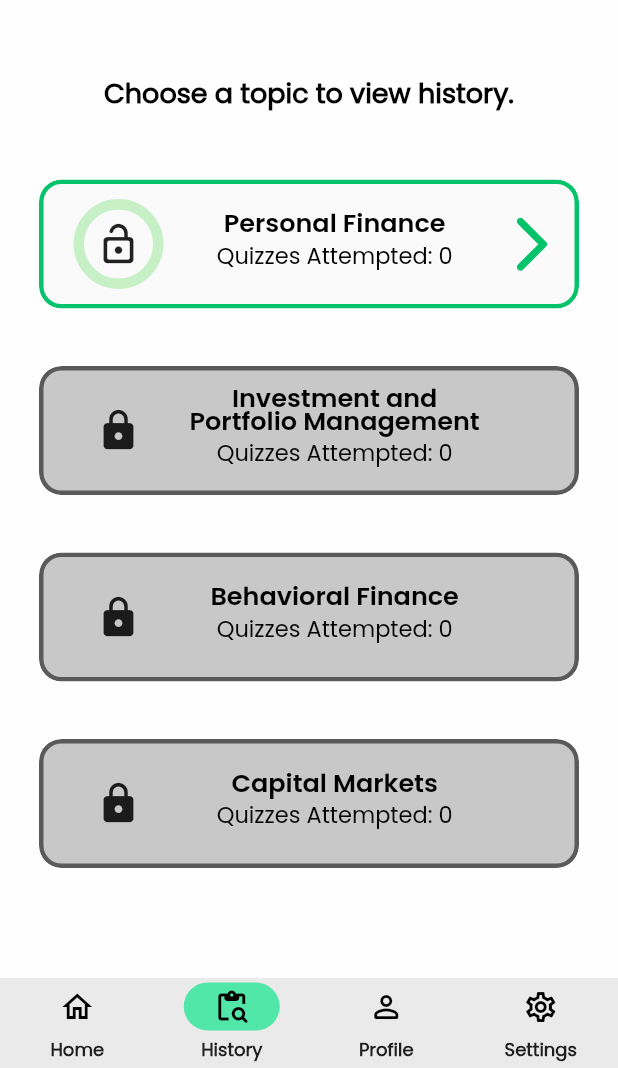
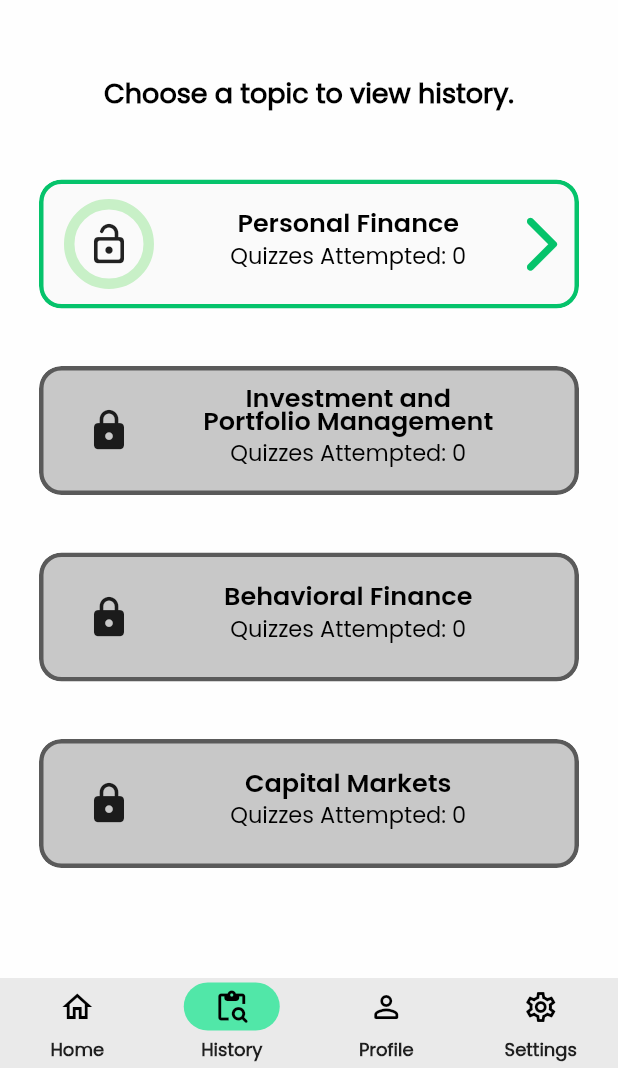
Before and after one commit to jelloalmoite/investor-quiz-app, a Flutter app: the screen it shows after launch, item 2 of the bottom bar chosen, on a phone screen of 412 x 824 dp, the part 168-1236 px from its top. Run offline on Flutter 3.47's test engine with Material 2 defaults, Android fonts, the phone set to English and light mode, and no system bars; drawn by our look-alikes of auto_size_text, percent_indicator; our stand-ins replace animated_splash_screen, assets_audio_player, flutter_switch, google_mobile_ads, hive, hive_flutter and 6 more; missing offline and left inert: launch_review; accounts and stored records are empty; network calls fail; statements that could not run were skipped.

Commit message:
Added Interstitial Ad at Result, adjusted History & Category pages

```diff
--- a/lib/main.dart
+++ b/lib/main.dart
@@ -90,7 +90,7 @@ class _MainPageState extends State<MainPage> {
     _bannerAd = BannerAd(
       adUnitId: "ca-app-pub-3940256099942544/6300978111",
       size: AdSize.banner,
-      request: AdRequest(),
+      request: const AdRequest(),
       listener: BannerAdListener(
           onAdLoaded: (ad) {
             setState(() {
--- a/lib/pages/historyCategory.dart
+++ b/lib/pages/historyCategory.dart
@@ -3,6 +3,7 @@ import '/pages/history.dart';
 import 'package:percent_indicator/percent_indicator.dart';
 import 'package:hive/hive.dart';
 import 'package:hive_flutter/hive_flutter.dart';
+import 'package:auto_size_text/auto_size_text.dart';
 
 var cat1 = 0, cat2 = 0, cat3 = 0, cat4 = 0;
 
@@ -93,8 +94,14 @@ class _HistoryPagesState extends State<HistoryPages> {
   }
 
   //Category history builder
-  Widget history(double progress, String title, int attempts,
-      BuildContext context, String databaseName, Function() func) {
+  Widget history(
+      double progress,
+      String title,
+      int attempts,
+      BuildContext context,
+      String databaseName,
+      Function() func,
+      double widthSize) {
     return Material(
       borderRadius: BorderRadius.circular(15),
       clipBehavior: Clip.antiAliasWithSaveLayer,
@@ -104,7 +111,7 @@ class _HistoryPagesState extends State<HistoryPages> {
           child: Stack(
             children: [
               Align(
-                alignment: Alignment.centerLeft,
+                alignment: const Alignment(-1.05, 1),
                 child: SizedBox(
                   width: 60,
                   height: 60,
@@ -122,17 +129,19 @@ class _HistoryPagesState extends State<HistoryPages> {
                 ),
               ),
               Align(
-                alignment: const Alignment(0.3, 1),
+                alignment: const Alignment(0.45, 1),
                 child: SizedBox(
-                  width: 200,
+                  width: widthSize * 0.48,
                   height: 60,
                   child: Center(
-                    child: RichText(
+                    child: Column(
+                      crossAxisAlignment: CrossAxisAlignment.center,
+                      mainAxisAlignment: MainAxisAlignment.center,
+                      children: [
+                        AutoSizeText(
+                          title,
+                          maxLines: 2,
                           textAlign: TextAlign.center,
-                      text: TextSpan(
-                        children: [
-                          TextSpan(
-                            text: title,
                           style: const TextStyle(
                             color: Colors.black,
                             fontSize: 17.0,
@@ -140,8 +149,9 @@ class _HistoryPagesState extends State<HistoryPages> {
                             height: 0.9,
                           ),
                         ),
-                          TextSpan(
-                            text: '\nQuizzes Attempted: $attempts',
+                        AutoSizeText(
+                          'Quizzes Attempted: $attempts',
+                          maxLines: 1,
                           style: const TextStyle(
                             color: Colors.black,
                             fontSize: 15.0,
@@ -154,9 +164,8 @@ class _HistoryPagesState extends State<HistoryPages> {
                   ),
                 ),
               ),
-              ),
               Align(
-                alignment: const Alignment(1.1, 1),
+                alignment: const Alignment(1.15, 1),
                 child: SizedBox(
                   height: 60,
                   child: Icon(
@@ -185,7 +194,9 @@ class _HistoryPagesState extends State<HistoryPages> {
   }
 
   @override
-  Widget build(BuildContext context) => Scaffold(
+  Widget build(BuildContext context) {
+    final Size size = MediaQuery.of(context).size;
+    return Scaffold(
       appBar: AppBar(
         title: const Text(
           "HISTORY",
@@ -234,7 +245,8 @@ class _HistoryPagesState extends State<HistoryPages> {
                 'Personal Finance',
                 Hive.box("Personal_Finance").length,
                 context,
-                    'Personal_Finance', () {
+                'Personal_Finance',
+                () {
                   Navigator.push(
                     context,
                     MaterialPageRoute(
@@ -242,7 +254,9 @@ class _HistoryPagesState extends State<HistoryPages> {
                               category: "Personal_Finance",
                             )),
                   );
-                }),
+                },
+                size.width,
+              ),
 
               //============Investment and Portfolio Management
               history(
@@ -250,7 +264,8 @@ class _HistoryPagesState extends State<HistoryPages> {
                 'Investment and Portfolio Management',
                 Hive.box("Investment_and_Portfolio_Management").length,
                 context,
-                    'Investment_and_Portfolio_Management', () {
+                'Investment_and_Portfolio_Management',
+                () {
                   if (cat1 >= 100) {
                     Navigator.push(
                       context,
@@ -265,7 +280,9 @@ class _HistoryPagesState extends State<HistoryPages> {
                       backgroundColor: Color.fromARGB(255, 170, 7, 7),
                     ));
                   }
-                }),
+                },
+                size.width,
+              ),
 
               //============Behavioral Finance
               history(
@@ -273,7 +290,8 @@ class _HistoryPagesState extends State<HistoryPages> {
                 'Behavioral Finance',
                 Hive.box("Behavioral_Finance").length,
                 context,
-                    'Behavioral_Finance', () {
+                'Behavioral_Finance',
+                () {
                   if (cat2 >= 100) {
                     Navigator.push(
                       context,
@@ -288,7 +306,9 @@ class _HistoryPagesState extends State<HistoryPages> {
                       backgroundColor: Color.fromARGB(255, 170, 7, 7),
                     ));
                   }
-                }),
+                },
+                size.width,
+              ),
 
               //============Capital Markets
               history(
@@ -296,7 +316,8 @@ class _HistoryPagesState extends State<HistoryPages> {
                 'Capital Markets',
                 Hive.box("Capital_Market").length,
                 context,
-                    'Capital_Market', () {
+                'Capital_Market',
+                () {
                   if (cat3 >= 100) {
                     Navigator.push(
                       context,
@@ -311,10 +332,13 @@ class _HistoryPagesState extends State<HistoryPages> {
                       backgroundColor: Color.fromARGB(255, 170, 7, 7),
                     ));
                   }
-                }),
+                },
+                size.width,
+              ),
             ],
           ),
         ),
       ),
     );
   }
+}
--- a/lib/pages/quiz.dart
+++ b/lib/pages/quiz.dart
@@ -494,6 +494,8 @@ class _QuizState extends State<Quiz> {
         });
 
         canceltimer = true;
+        _assetsAudioPlayerQuiz.stop();
+
         Navigator.push(
             context,
             MaterialPageRoute(
```
Also changed, not shown: lib/pages/categorypage.dart (+9 -8 lines), lib/pages/result.dart (+81 -3 lines), 1 other file. Lines whose indentation alone changed are shown as unchanged.
